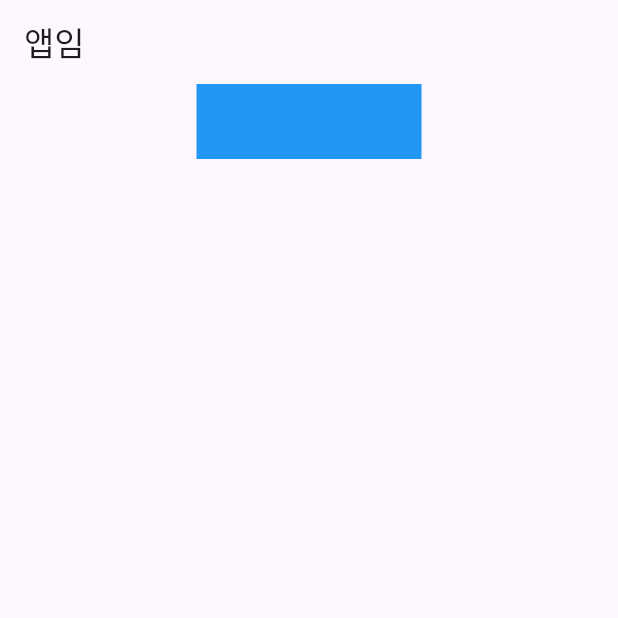
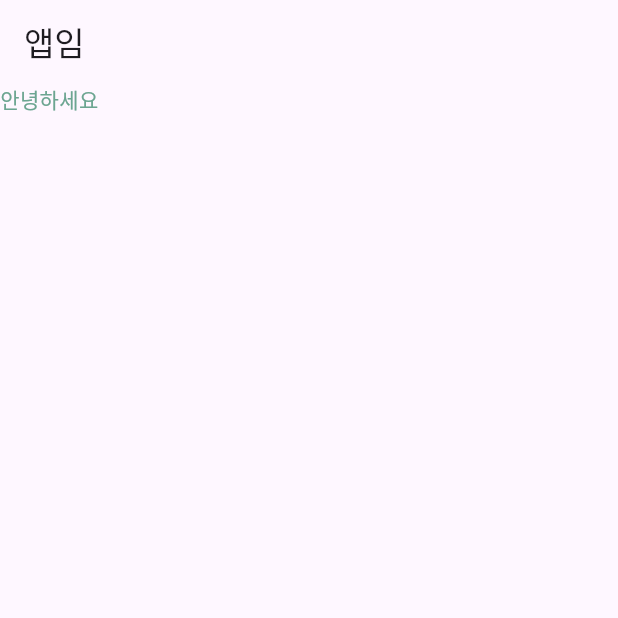
Before and after one commit to ddanu112/flutter-applecoding-study, a Flutter app: the screen it shows after launch, on a phone screen of 412 x 824 dp, the top half of it. Run offline on Flutter 3.47's test engine with Material 3 defaults, Android fonts, the phone set to English and light mode, and no system bars.

Commit message:
텍스트 컬러 입히는법

```diff
--- a/lib/main.dart
+++ b/lib/main.dart
@@ -12,10 +12,9 @@ class MyApp extends StatelessWidget {
     return  MaterialApp(
       home: Scaffold(
         appBar: AppBar( title: Text('앱임')),
-        body: Align(
-          alignment: Alignment.topCenter,
-          child:Container(
-          width: 150, height: 50, color: Colors.blue,
+        body: SizedBox(
+          child: Text('안녕하세요',
+              style: TextStyle( color: Color(0xff6ca591)),
           ),
         ),
       ),
```
